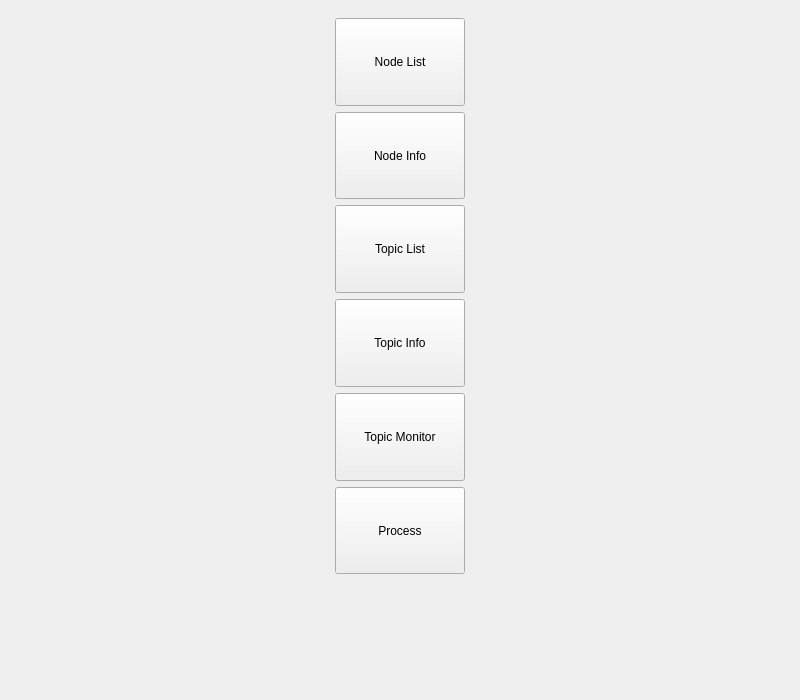
Qt form ui/main.ui (yyamazaki933/rosif) before a commit.
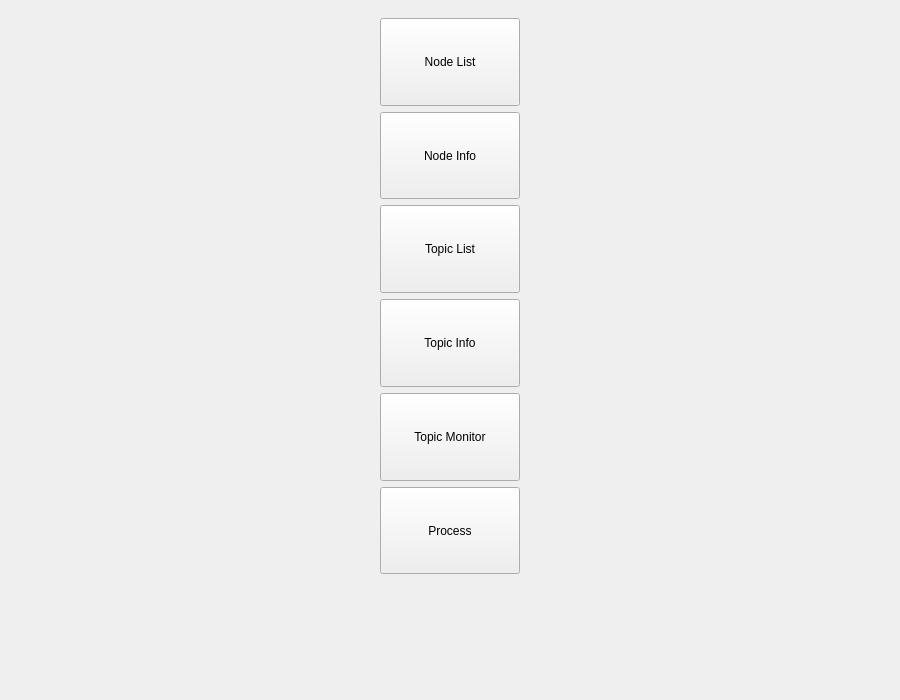
The same form after that commit. Icons and pictures are not drawn.

```diff
--- a/ui/main.ui
+++ b/ui/main.ui
@@ -6,7 +6,7 @@
    <rect>
     <x>0</x>
     <y>0</y>
-    <width>800</width>
+    <width>900</width>
     <height>700</height>
    </rect>
   </property>
@@ -40,7 +40,7 @@
          </property>
          <property name="minimumSize">
           <size>
-           <width>130</width>
+           <width>140</width>
            <height>0</height>
           </size>
          </property>
@@ -59,7 +59,7 @@
          </property>
          <property name="minimumSize">
           <size>
-           <width>130</width>
+           <width>140</width>
            <height>0</height>
           </size>
          </property>
@@ -78,7 +78,7 @@
          </property>
          <property name="minimumSize">
           <size>
-           <width>130</width>
+           <width>140</width>
            <height>0</height>
           </size>
          </property>
@@ -97,7 +97,7 @@
          </property>
          <property name="minimumSize">
           <size>
-           <width>130</width>
+           <width>140</width>
            <height>0</height>
           </size>
          </property>
@@ -116,7 +116,7 @@
          </property>
          <property name="minimumSize">
           <size>
-           <width>130</width>
+           <width>140</width>
            <height>0</height>
           </size>
          </property>
@@ -135,7 +135,7 @@
          </property>
          <property name="minimumSize">
           <size>
-           <width>130</width>
+           <width>140</width>
            <height>0</height>
           </size>
          </property>
```
